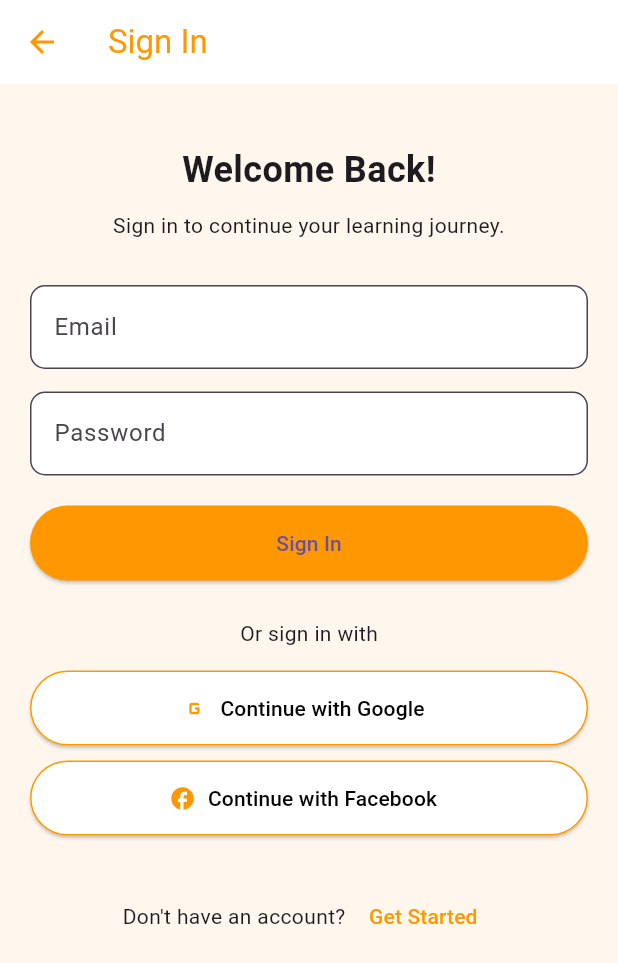
After one commit to Sushil-Jeengar/tutor_booking, a Flutter app: the screen it shows after launch, item 4 of the bottom bar chosen, after a tap on "Sign In", on a phone screen of 412 x 824 dp. The commit adds this screen. Shown: the top 963 px of the screen. Run offline on Flutter 3.47's test engine with Material 3 defaults, Android fonts, the phone set to English and light mode, and no system bars.

Commit message:
profile bottom navbar

```diff
--- a/lib/main.dart
+++ b/lib/main.dart
@@ -1,8 +1,9 @@
 import 'package:flutter/material.dart';
 import 'find_tutors.dart';
 import 'categories.dart';
-import 'about.dart';
-import 'contact.dart';
+import 'sign_in.dart';
+import 'sign_up.dart';
+import 'profile.dart';
 
 void main() {
   runApp(const MyApp());
@@ -36,24 +37,13 @@ class _BottomNavWrapperState extends State<BottomNavWrapper> {
     const HomePage(),
     const FindTutorsPage(),
     const CategoriesPage(),
+    const ProfilePage(),
   ];
 
   void _onItemTapped(int index) {
     setState(() {
       _selectedIndex = index;
     });
-  }
-
-  void _handleMenuSelection(String choice) {
-    if (choice == 'Sign In') {
-      // Add Sign In navigation logic
-    } else if (choice == 'Sign Up') {
-      // Add Sign Up navigation logic
-    } else if (choice == 'About') {
-      Navigator.push(context, MaterialPageRoute(builder: (context) => const AboutPage()));
-    } else if (choice == 'Contact Us') {
-      Navigator.push(context, MaterialPageRoute(builder: (context) => ContactUsPage()));
-    }
   }
 
   @override
@@ -64,23 +54,10 @@ class _BottomNavWrapperState extends State<BottomNavWrapper> {
         backgroundColor: Colors.white,
         elevation: 0,
         title: Row(
-          children: [
-            const Icon(Icons.menu_book, color: Colors.orange),
-            const SizedBox(width: 8),
-            const Text('MediaCityTutorBooking', style: TextStyle(color: Colors.orange)),
-            const Spacer(),
-            PopupMenuButton<String>(
-              icon: const Icon(Icons.person, color: Colors.orange),
-              onSelected: _handleMenuSelection,
-              itemBuilder: (BuildContext context) {
-                return ['Sign In', 'Sign Up', 'About', 'Contact Us'].map((String choice) {
-                  return PopupMenuItem<String>(
-                    value: choice,
-                    child: Text(choice),
-                  );
-                }).toList();
-              },
-            )
+          children: const [
+            Icon(Icons.menu_book, color: Colors.orange),
+            SizedBox(width: 8),
+            Text('MediaCityTutorBooking', style: TextStyle(color: Colors.orange)),
           ],
         ),
       ),
@@ -88,11 +65,15 @@ class _BottomNavWrapperState extends State<BottomNavWrapper> {
       bottomNavigationBar: BottomNavigationBar(
         currentIndex: _selectedIndex,
         selectedItemColor: Colors.orange,
+        unselectedItemColor: Colors.grey,
+        backgroundColor: Colors.white,
         onTap: _onItemTapped,
+        type: BottomNavigationBarType.fixed,
         items: const [
           BottomNavigationBarItem(icon: Icon(Icons.home), label: 'Home'),
           BottomNavigationBarItem(icon: Icon(Icons.school), label: 'Tutors'),
           BottomNavigationBarItem(icon: Icon(Icons.category), label: 'Categories'),
+          BottomNavigationBarItem(icon: Icon(Icons.person), label: 'Profile'),
         ],
       ),
     );
@@ -124,7 +105,6 @@ class HomePage extends StatelessWidget {
               ],
             ),
             const SizedBox(height: 20),
-
             RichText(
               text: const TextSpan(
                 text: 'Find Your ',
@@ -136,13 +116,11 @@ class HomePage extends StatelessWidget {
               ),
             ),
             const SizedBox(height: 10),
-
             Text(
               'Connect with world-class tutors who will transform your learning journey. Start achieving your goals today!',
               style: TextStyle(fontSize: 16, color: Colors.grey[700]),
             ),
             const SizedBox(height: 20),
-
             LayoutBuilder(
               builder: (context, constraints) {
                 if (constraints.maxWidth > 600) {
@@ -178,7 +156,6 @@ class HomePage extends StatelessWidget {
               },
             ),
             const SizedBox(height: 20),
-
             Row(
               mainAxisAlignment: MainAxisAlignment.spaceEvenly,
               children: [
@@ -188,7 +165,6 @@ class HomePage extends StatelessWidget {
               ],
             ),
             const SizedBox(height: 20),
-
             Column(
               children: [
                 featureCard(Icons.video_library, 'Video Lessons', 'HD Quality'),
@@ -208,8 +184,8 @@ class HomePage extends StatelessWidget {
       decoration: InputDecoration(
         hintText: hint,
         border: OutlineInputBorder(borderRadius: BorderRadius.circular(10)),
+        fillColor: Colors.white,
         filled: true,
-        fillColor: Colors.white,
       ),
     );
   }
--- /dev/null
+++ b/lib/profile.dart
@@ -0,0 +1,70 @@
+import 'package:flutter/material.dart';
+import 'sign_in.dart';
+import 'sign_up.dart';
+import 'about.dart';
+import 'contact.dart';
+
+class ProfilePage extends StatelessWidget {
+  const ProfilePage({super.key});
+
+  @override
+  Widget build(BuildContext context) {
+    return Scaffold(
+      backgroundColor: const Color(0xFFFFF7ED),
+      appBar: AppBar(
+        backgroundColor: Colors.white,
+        elevation: 0,
+        iconTheme: const IconThemeData(color: Colors.orange),
+        title: const Text(
+          'Profile',
+          style: TextStyle(color: Colors.orange),
+        ),
+      ),
+      body: Center(
+        child: Padding(
+          padding: const EdgeInsets.all(20.0),
+          child: Column(
+            mainAxisSize: MainAxisSize.min,
+            children: [
+              CircleAvatar(
+                radius: 50,
+                backgroundColor: Colors.orange.shade100,
+                child: const Icon(Icons.person, color: Colors.orange, size: 50),
+              ),
+              const SizedBox(height: 20),
+              const Text(
+                'Welcome to MediaCityTutorBooking!',
+                textAlign: TextAlign.center,
+                style: TextStyle(fontSize: 20, fontWeight: FontWeight.bold),
+              ),
+              const SizedBox(height: 30),
+
+              profileOption(context, 'Sign In', Icons.login, SignInPage()),
+              profileOption(context, 'Get Started', Icons.app_registration, SignUpPage()),
+              profileOption(context, 'About', Icons.info_outline, AboutPage()),
+              profileOption(context, 'Contact Us', Icons.phone, ContactUsPage()),
+
+            ],
+          ),
+        ),
+      ),
+    );
+  }
+
+  Widget profileOption(BuildContext context, String text, IconData icon, Widget page) {
+    return Card(
+      margin: const EdgeInsets.symmetric(vertical: 8),
+      child: ListTile(
+        leading: Icon(icon, color: Colors.orange),
+        title: Text(
+          text,
+          style: const TextStyle(fontWeight: FontWeight.w500),
+        ),
+        trailing: const Icon(Icons.arrow_forward_ios, size: 16, color: Colors.grey),
+        onTap: () {
+          Navigator.push(context, MaterialPageRoute(builder: (_) => page));
+        },
+      ),
+    );
+  }
+}
--- /dev/null
+++ b/lib/sign_in.dart
@@ -0,0 +1,97 @@
+import 'package:flutter/material.dart';
+import 'sign_up.dart';
+
+class SignInPage extends StatelessWidget {
+  const SignInPage({super.key});
+
+  @override
+  Widget build(BuildContext context) {
+    return Scaffold(
+      backgroundColor: const Color(0xFFFFF7ED),
+      appBar: AppBar(
+        title: const Text('Sign In', style: TextStyle(color: Colors.orange)),
+        backgroundColor: Colors.white,
+        iconTheme: const IconThemeData(color: Colors.orange),
+      ),
+      body: SingleChildScrollView(
+        padding: const EdgeInsets.all(20.0),
+        child: Column(
+          children: [
+            const SizedBox(height: 20),
+            const Text(
+              'Welcome Back!',
+              textAlign: TextAlign.center,
+              style: TextStyle(fontSize: 24, fontWeight: FontWeight.bold),
+            ),
+            const SizedBox(height: 10),
+            const Text(
+              'Sign in to continue your learning journey.',
+              textAlign: TextAlign.center,
+            ),
+            const SizedBox(height: 30),
+            textField('Email'),
+            const SizedBox(height: 15),
+            textField('Password', obscure: true),
+            const SizedBox(height: 20),
+            ElevatedButton(
+              style: ElevatedButton.styleFrom(
+                backgroundColor: Colors.orange,
+                minimumSize: const Size(double.infinity, 50),
+              ),
+              onPressed: () {},
+              child: const Text('Sign In'),
+            ),
+            const SizedBox(height: 25),
+            const Text('Or sign in with'),
+            const SizedBox(height: 15),
+            socialButton('Continue with Google', Icons.g_mobiledata),
+            const SizedBox(height: 10),
+            socialButton('Continue with Facebook', Icons.facebook),
+            const SizedBox(height: 30),
+            Row(
+              mainAxisAlignment: MainAxisAlignment.center,
+              children: [
+                const Text('Don\'t have an account? '),
+                TextButton(
+                  onPressed: () {
+                    Navigator.pushReplacement(
+                      context,
+                      MaterialPageRoute(builder: (_) => const SignUpPage()),
+                    );
+                  },
+                  child: const Text('Get Started', style: TextStyle(color: Colors.orange)),
+                )
+              ],
+            )
+          ],
+        ),
+      ),
+    );
+  }
+
+  Widget textField(String hint, {bool obscure = false}) {
+    return TextField(
+      obscureText: obscure,
+      decoration: InputDecoration(
+        hintText: hint,
+        border: OutlineInputBorder(borderRadius: BorderRadius.circular(10)),
+        fillColor: Colors.white,
+        filled: true,
+      ),
+    );
+  }
+
+  Widget socialButton(String text, IconData icon) {
+    return ElevatedButton.icon(
+      style: ElevatedButton.styleFrom(
+        backgroundColor: Colors.white,
+        foregroundColor: Colors.black,
+        side: const BorderSide(color: Colors.orange),
+        minimumSize: const Size(double.infinity, 50),
+      ),
+      onPressed: () {},
+      icon: Icon(icon, color: Colors.orange),
+      label: Text(text),
+    );
+  }
+}
```
Also changed, not shown: lib/sign_up.dart (added, +142 -0 lines).
